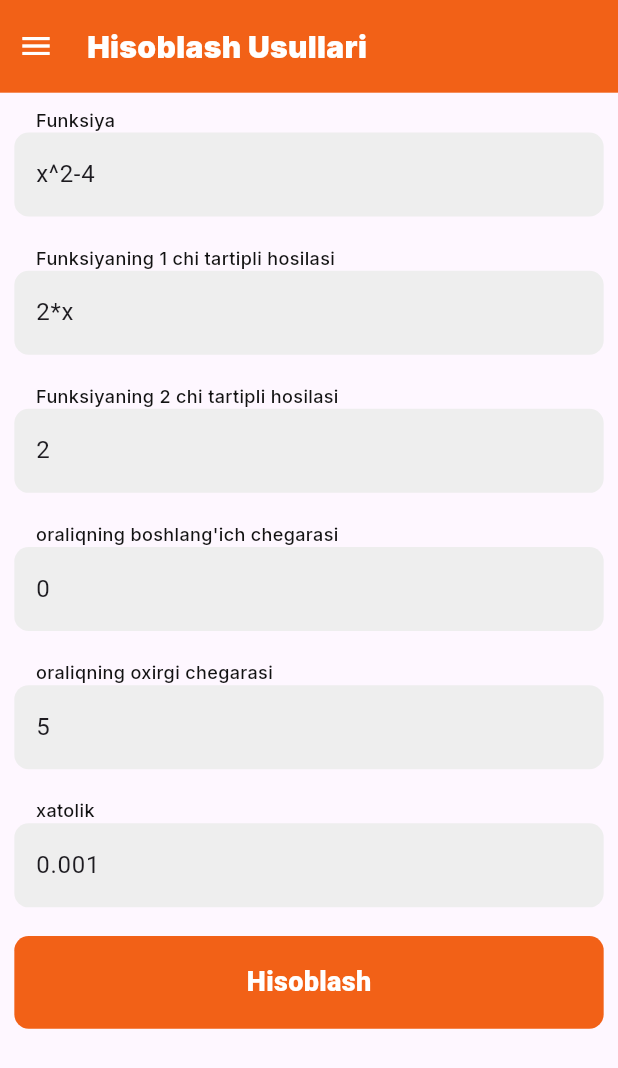
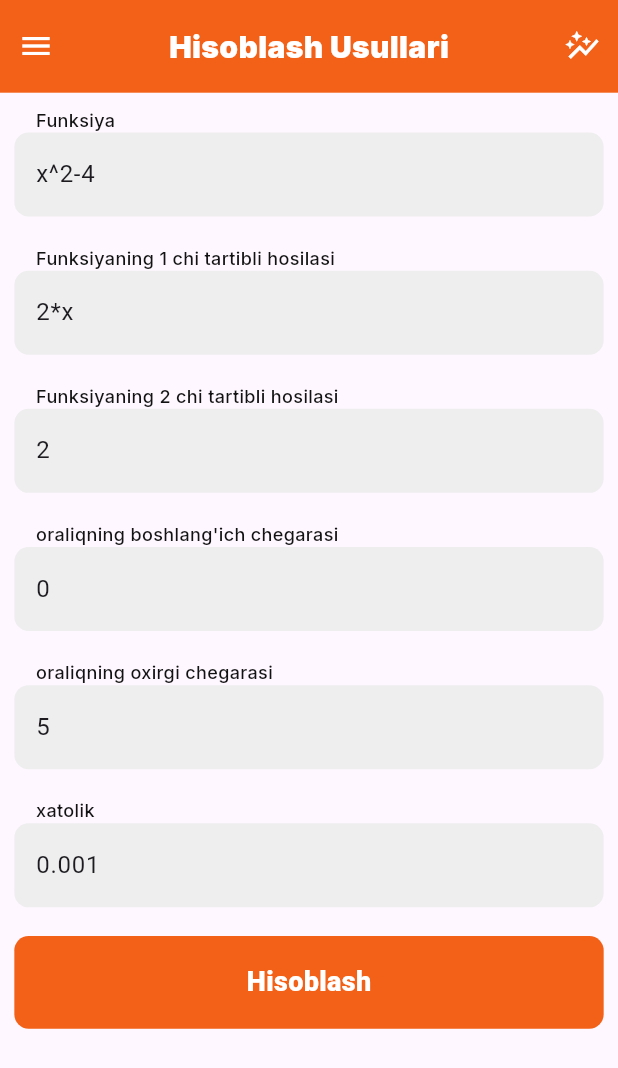
Before and after one commit to ZikrullaYashinov/hisoblash_usullari, a Flutter app: the screen it shows after launch, on a phone screen of 412 x 824 dp. Shown: the top 1068 px of the screen. Run offline on Flutter 3.47's test engine with Material 3 defaults, Android fonts, the phone set to English and light mode, and no system bars; drawn by our look-alikes of zoom_tap_animation; our stand-ins replace adaptive_theme, fl_chart, flutter_bloc, flutter_screenutil, flutter_svg, get and 4 more; missing offline and left inert: equations; accounts and stored records are empty; Roboto replaces fonts that are missing (Montserrat).

Commit message:
add graphic

```diff
--- a/lib/ui/home/ui/home_page.dart
+++ b/lib/ui/home/ui/home_page.dart
@@ -1,21 +1,16 @@
-import 'dart:math' as math;
-
 import 'package:flutter/material.dart';
 import 'package:flutter_screenutil/flutter_screenutil.dart';
 import 'package:google_fonts/google_fonts.dart';
-import 'package:hisoblash_usullari/app/app.dart';
 import 'package:hisoblash_usullari/ui/widget/global_app_bar.dart';
 import 'package:hisoblash_usullari/ui/widget/simple_button.dart';
-import 'package:hisoblash_usullari/ui/widget/text_field.dart';
 import 'package:hisoblash_usullari/util/constants/app_colors.dart';
 import 'package:hisoblash_usullari/util/tools/assistants.dart';
 import 'package:hisoblash_usullari/data/model/equation.dart';
 import 'package:hisoblash_usullari/util/tools/router.dart';
 import 'package:hive/hive.dart';
-import 'package:math_expressions/math_expressions.dart';
 
 class HomePage extends StatefulWidget {
-  HomePage({super.key});
+  const HomePage({super.key});
 
   @override
   State<HomePage> createState() => _HomePageState();
@@ -54,9 +49,6 @@ class _HomePageState extends State<HomePage> {
   Widget build(BuildContext context) {
     final size = minSize(context);
 
-    double myMin, myMax;
-    double e = 0.001;
-
     return Scaffold(
       body: SafeArea(
         child: Column(
@@ -64,6 +56,13 @@ class _HomePageState extends State<HomePage> {
             GlobalAppBar(
               name: "Hisoblash Usullari",
               onTap: () => Navigator.of(context).pushNamed(RouteName.info),
+              right: const Icon(
+                Icons.auto_graph,
+                color: AppColors.white,
+              ),
+              rightTap: () {
+                _input(isResult: false);
+              },
             ),
             Expanded(
               child: SingleChildScrollView(
@@ -119,7 +118,7 @@ class _HomePageState extends State<HomePage> {
                           Padding(
                             padding: EdgeInsets.symmetric(horizontal: 12.h),
                             child: Text(
-                              "Funksiyaning 1 chi tartipli hosilasi",
+                              "Funksiyaning 1 chi tartibli hosilasi",
                               maxLines: 1,
                               overflow: TextOverflow.ellipsis,
                               textAlign: TextAlign.start,
@@ -161,7 +160,7 @@ class _HomePageState extends State<HomePage> {
                           Padding(
                             padding: EdgeInsets.symmetric(horizontal: 12.h),
                             child: Text(
-                              "Funksiyaning 2 chi tartipli hosilasi",
+                              "Funksiyaning 2 chi tartibli hosilasi",
                               maxLines: 1,
                               overflow: TextOverflow.ellipsis,
                               textAlign: TextAlign.start,
@@ -325,25 +324,7 @@ class _HomePageState extends State<HomePage> {
                       padding: EdgeInsets.all(8.h),
                       child: SimpleButton(
                         onTap: () {
-                          try {
-                            myMin = double.parse(_controllerMin.text);
-                            myMax = double.parse(_controllerMax.text);
-                            e = double.parse(_controllerError.text);
-                            var fun = _controllerA.text;
-                            var fun1 = _controllerB.text;
-                            var fun2 = _controllerC.text;
-                            var equation = QuadraticEquation(
-                                myMin, myMax, e, fun, fun1, fun2);
-                            Navigator.of(context).pushNamed(RouteName.result,
-                                arguments: equation);
-                            saveDataHive(equation);
-                          } catch (e) {
-                            print(e);
-                            ScaffoldMessenger.of(context).showSnackBar(
-                                const SnackBar(
-                                    content: Text(
-                                        "Iltimos kiruvchi parametrlarni tekshiring")));
-                          }
+                          _input();
                         },
                         text: "Hisoblash",
                         height: size * 0.15,
@@ -359,4 +340,28 @@ class _HomePageState extends State<HomePage> {
       ),
     );
   }
+
+  void _input({bool isResult = true}) {
+    double myMin, myMax;
+    double e = 0.001;
+    try {
+      myMin = double.parse(_controllerMin.text);
+      myMax = double.parse(_controllerMax.text);
+      e = double.parse(_controllerError.text);
+      var fun = _controllerA.text;
+      var fun1 = _controllerB.text;
+      var fun2 = _controllerC.text;
+      var equation = QuadraticEquation(myMin, myMax, e, fun, fun1, fun2);
+      if (isResult) {
+        Navigator.of(context).pushNamed(RouteName.result, arguments: equation);
+      } else {
+        Navigator.of(context).pushNamed(RouteName.graphic, arguments: equation);
+      }
+      saveDataHive(equation);
+    } catch (e) {
+      print(e);
+      ScaffoldMessenger.of(context).showSnackBar(const SnackBar(
+          content: Text("Iltimos kiruvchi parametrlarni tekshiring")));
+    }
+  }
 }
--- a/lib/ui/widget/global_app_bar.dart
+++ b/lib/ui/widget/global_app_bar.dart
@@ -1,4 +1,3 @@
-
 import 'package:flutter/material.dart';
 import 'package:flutter_screenutil/flutter_screenutil.dart';
 import 'package:google_fonts/google_fonts.dart';
@@ -7,19 +6,22 @@ import '../../util/constants/app_colors.dart';
 import '../../util/tools/assistants.dart';
 
 class GlobalAppBar extends StatelessWidget {
-  GlobalAppBar(
-      {required this.name,
-      this.onTap,
-      this.icon = const Icon(Icons.menu),
-      this.iconChild,
-      this.rightImageUrl,
-      super.key});
+  const GlobalAppBar({
+    required this.name,
+    this.onTap,
+    this.icon = const Icon(Icons.menu),
+    this.iconChild,
+    this.right,
+    this.rightTap,
+    super.key,
+  });
 
-  String name;
-  VoidCallback? onTap;
-  Icon icon;
-  Widget? iconChild;
-  String? rightImageUrl;
+  final String name;
+  final VoidCallback? onTap;
+  final Icon icon;
+  final Widget? iconChild;
+  final Icon? right;
+  final VoidCallback? rightTap;
 
   @override
   Widget build(BuildContext context) {
@@ -31,7 +33,7 @@ class GlobalAppBar extends StatelessWidget {
       child: DecoratedBox(
         decoration: const BoxDecoration(color: AppColors.orangeDark),
         child: Row(
-          mainAxisAlignment: rightImageUrl == null
+          mainAxisAlignment: right == null
               ? MainAxisAlignment.start
               : MainAxisAlignment.spaceBetween,
           children: [
@@ -58,19 +60,10 @@ class GlobalAppBar extends StatelessWidget {
                 ),
               ),
             ),
-            if (rightImageUrl != null)
-              Padding(
-                padding: EdgeInsets.symmetric(horizontal: 8.h),
-                child: SizedBox(
-                  height: size * 0.12,
-                  child: ClipRRect(
-                    borderRadius: BorderRadius.circular(8.h),
-                    child: Image.network(
-                      rightImageUrl!,
-                      fit: BoxFit.cover,
-                    ),
-                  ),
-                ),
+            if (right != null)
+              IconButton(
+                onPressed: rightTap,
+                icon: right!,
               ),
           ],
         ),
--- a/lib/util/tools/router.dart
+++ b/lib/util/tools/router.dart
@@ -1,4 +1,6 @@
+import 'package:fl_chart/fl_chart.dart';
 import 'package:flutter/material.dart';
+import 'package:hisoblash_usullari/ui/graphic/ui/graphic_page.dart';
 import 'package:hisoblash_usullari/ui/home/ui/home_page.dart';
 import 'package:hisoblash_usullari/ui/info/ui/info_page.dart';
 import 'package:hisoblash_usullari/ui/result/ui/result_page.dart';
@@ -8,6 +10,7 @@ abstract class RouteName {
   static const home = '/home';
   static const result = '/result';
   static const info = '/info';
+  static const graphic = '/graphic';
 }
 
 class AppRoutes {
@@ -22,6 +25,9 @@ class AppRoutes {
       case RouteName.info:
         return MaterialPageRoute(
             builder: (context) => const InfoPage());
+      case RouteName.graphic:
+        return MaterialPageRoute(
+            builder: (context) => GraphicPage(quadraticEquation: args as QuadraticEquation,));
       default:
         return null;
     }
--- a/pubspec.yaml
+++ b/pubspec.yaml
@@ -2,7 +2,7 @@ name: hisoblash_usullari
 description: "A new Flutter project."
 publish_to: 'none'
 
-version: 1.0.1+2
+version: 1.0.2+3
 
 environment:
   sdk: '>=3.2.3 <4.0.0'
@@ -26,7 +26,7 @@ dependencies:
   math_expressions: ^2.4.0
   equations: ^5.0.2
   syncfusion_flutter_charts: ^25.1.35
-
+  fl_chart: ^0.66.2
 
 dev_dependencies:
   flutter_test:
```
Also changed, not shown: lib/data/model/equation.dart (+31 -0 lines), lib/ui/graphic/ui/graphic_page.dart (added, +218 -0 lines), lib/ui/result/ui/result_page.dart (+4 -13 lines), pubspec.lock.
